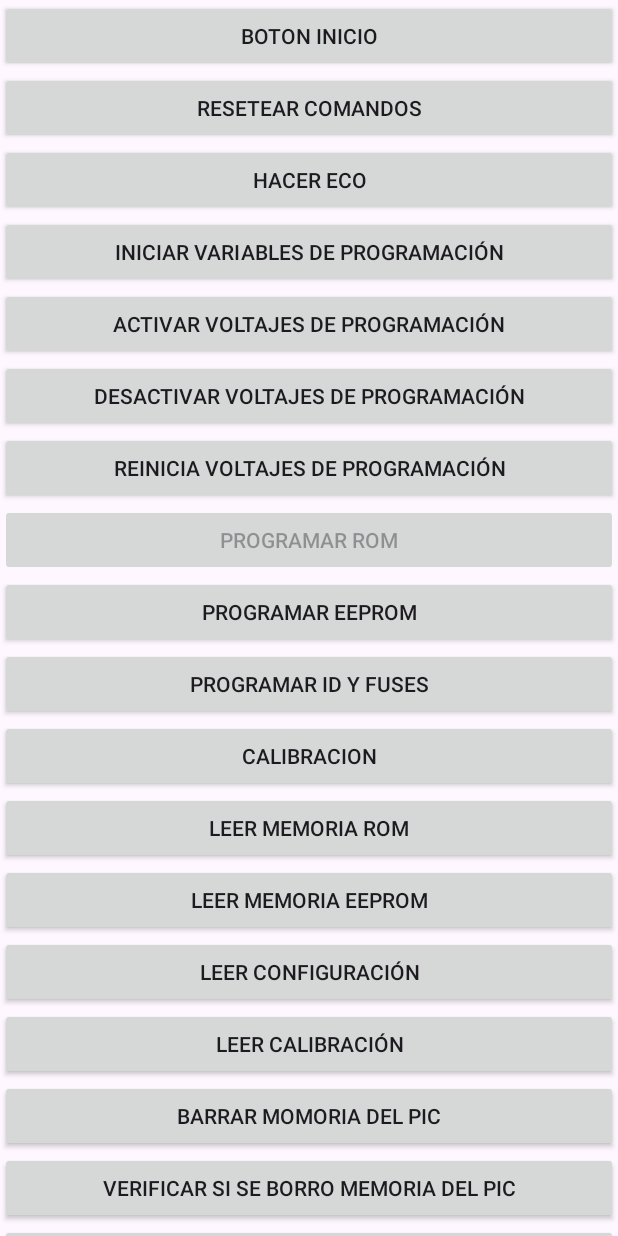
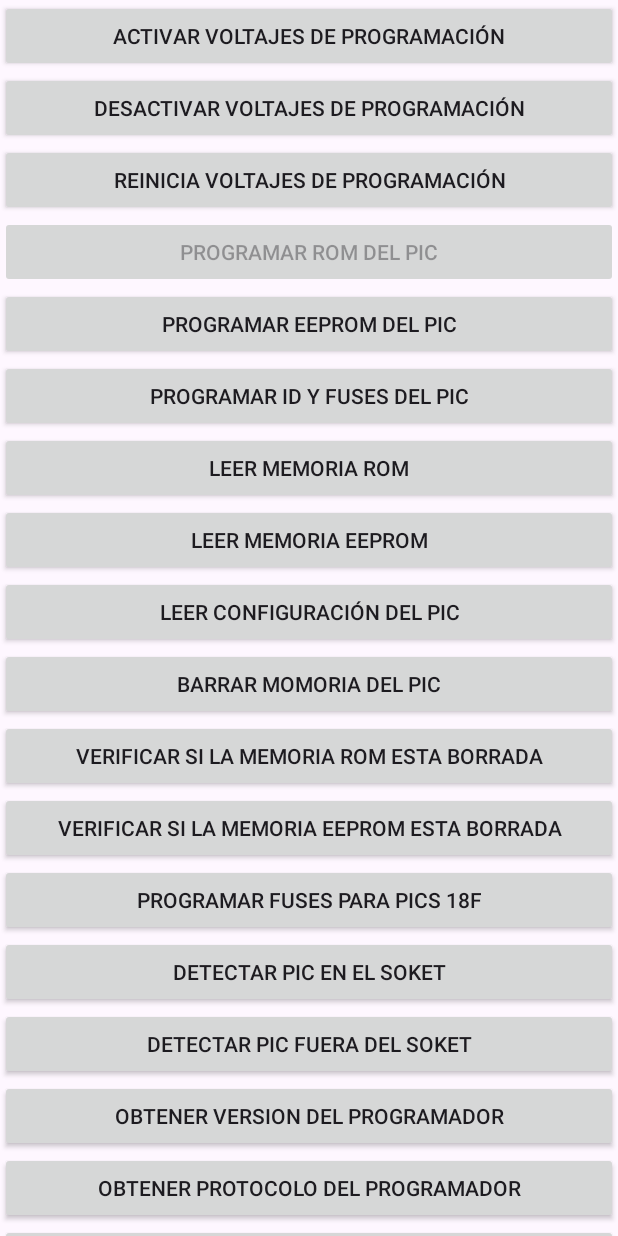
Before and after one commit to Danielk10/PIC-k150-Programing, an Android app: the screen it shows after launch (MainActivity), on a phone screen of 412 x 824 dp. Run offline under Robolectric (Android 15) with nearby library versions, the phone set to English and light mode, and no system bars; libraries missing offline, so code that uses them is left out: com.hoho.android; network calls fail; 4 statements that could not run were skipped.

Commit message:
Limpieza de codígo

```diff
--- a/app/src/main/java/com/diamon/pic/MainActivity.java
+++ b/app/src/main/java/com/diamon/pic/MainActivity.java
@@ -32,7 +32,6 @@ import androidx.core.app.ActivityCompat;
 import com.diamon.chip.InformacionPic;
 import com.diamon.chip.ProtocoloP018;
 import com.diamon.datos.ChipinfoReader;
-import com.diamon.datos.HexFileListo;
 import com.diamon.utilidades.HexFileUtils;
 import com.hoho.android.usbserial.driver.UsbSerialDriver;
 import com.hoho.android.usbserial.driver.UsbSerialPort;
@@ -43,10 +42,7 @@ import java.io.BufferedReader;
 import java.io.IOException;
 import java.io.InputStream;
 import java.io.InputStreamReader;
-import java.nio.ByteBuffer;
-import java.nio.charset.StandardCharsets;
 import java.util.ArrayList;
-import java.util.Arrays;
 import java.util.List;
 import java.util.concurrent.ExecutorService;
 import java.util.concurrent.Executors;
@@ -77,8 +73,6 @@ public class MainActivity extends AppCompatActivity implements Runnable {
 
     private TextView texto;
 
-    private TextView textoPic;
-
     private Thread hilo;
 
     private boolean conectado;
@@ -88,12 +82,6 @@ public class MainActivity extends AppCompatActivity implements Runnable {
     private Button btnSelectHex;
 
     private Button btnProgramPic;
-
-    private StringBuffer datos;
-
-    private String comandoEviado = "";
-
-    private String respuesta = "";
 
     private String firware;
 
@@ -106,8 +94,6 @@ public class MainActivity extends AppCompatActivity implements Runnable {
     private ProtocoloP018 protocolo;
 
     private TextView test;
-
-    // Pruebas
 
     private final BroadcastReceiver usbReceiver =
             new BroadcastReceiver() {
@@ -122,10 +108,6 @@ public class MainActivity extends AppCompatActivity implements Runnable {
                             for (UsbSerialDriver driver : drivers) {
                                 if (driver.getDevice().equals(device)) {
                                     connectToDevice(driver);
-                                    protocolo =
-                                            new ProtocoloP018(
-                                                    getApplicationContext(), usbSerialPort);
-                                    texto.setText("" + protocolo.iniciarProtocolo());
 
                                     break;
                                 }
@@ -149,8 +131,6 @@ public class MainActivity extends AppCompatActivity implements Runnable {
 
         texto = new TextView(this);
 
-        textoPic = new TextView(this);
-
         informacionPic = new TextView(this);
 
         test = new TextView(this);
@@ -161,86 +141,87 @@ public class MainActivity extends AppCompatActivity implements Runnable {
 
         ScrollView scrollView = new ScrollView(this);
 
-        Button btnInicio = new Button(this);
-        btnInicio.setText("Boton inicio");
-        btnInicio.setOnClickListener(v -> protocolo.esperarInicioDeNuevoComando());
-
-        Button btnResearComandos = new Button(this);
-        btnResearComandos.setText("Resetear Comandos");
-        btnResearComandos.setOnClickListener(
+        Button btnActivarVoltaje = new Button(this);
+        btnActivarVoltaje.setText("Activar voltajes de Programación");
+        btnActivarVoltaje.setOnClickListener(
                 new OnClickListener() {
 
                     @Override
                     public void onClick(View v) {
 
-                        texto.setText("" + protocolo.verificarBorradoMemoriaEEPROMPic());
+                        if (protocolo != null) {
 
-                        // texto.setText("" + protocolo.leerVectorDeDepuracion());
-
-                        // texto.setText("" + protocolo.obtenerProtocoloDelProgramador());
-
-                        // texto.setText("" + protocolo.obtenerVersionDelProgramador());
-
-                        // texto.setText("" + protocolo.programarFusesIDPic(chipPIC, firware));
-
-                        // texto.setText("" + protocolo.programarEEPROMPic(chipPIC,firware));
-
-                        // texto.setText("" + protocolo.leerCalibracionPic());
-
-                        // texto.setText("" + protocolo.programarROMPic(chipPIC, firware));
-
-                        // texto.setText("Hola " + protocolo.leerConfiguracionPic());
-
-                        // texto.setText("" + protocolo.leerMemoriaEEPROMPic(chipPIC));
-
-                        // texto.setText("Hola "+protocolo.borrarMemoriaPic());
-
+                            texto.setText("" + protocolo.activarVoltajesDeProgramacion());
+                        }
                     }
                 });
-
-        Button btnHacerEco = new Button(this);
-        btnHacerEco.setText("Hacer Eco");
-        btnHacerEco.setOnClickListener(v -> texto.setText("" + protocolo.hacerEco()));
-
-        Button btnInciarVaribles = new Button(this);
-        btnInciarVaribles.setText("Iniciar Variables de Programación");
-        btnInciarVaribles.setOnClickListener(
-                v -> texto.setText("" + protocolo.iniciarVariablesDeProgramacion(chipPIC)));
-
-        Button btnActivarVoltaje = new Button(this);
-        btnActivarVoltaje.setText("Activar voltajes de Programación");
-        btnActivarVoltaje.setOnClickListener(
-                v -> texto.setText("" + protocolo.activarVoltajesDeProgramacion()));
 
         Button btnDesactivarVoltaje = new Button(this);
         btnDesactivarVoltaje.setText("Desactivar voltajes de Programación");
         btnDesactivarVoltaje.setOnClickListener(
-                v -> texto.setText("" + protocolo.desactivarVoltajesDeProgramacion()));
+                new OnClickListener() {
+
+                    @Override
+                    public void onClick(View v) {
+                        if (protocolo != null) {
+                            texto.setText("" + protocolo.desactivarVoltajesDeProgramacion());
+                        }
+                    }
+                });
 
         Button btnReiniciaVoltaje = new Button(this);
         btnReiniciaVoltaje.setText("Reinicia voltajes de Programación");
         btnReiniciaVoltaje.setOnClickListener(
-                v -> texto.setText("" + protocolo.reiniciarVoltajesDeProgramacion()));
+                new OnClickListener() {
+
+                    @Override
+                    public void onClick(View v) {
+                        if (protocolo != null) {
+                            texto.setText("" + protocolo.reiniciarVoltajesDeProgramacion());
+                        }
+                    }
+                });
 
         btnProgramPic = new Button(this);
-        btnProgramPic.setText("Programar ROM");
+        btnProgramPic.setText("Programar ROM del PIC");
         btnProgramPic.setEnabled(false);
         btnProgramPic.setOnClickListener(
-                v -> texto.setText("" + protocolo.programarROMPic(chipPIC, firware)));
+                new OnClickListener() {
+
+                    @Override
+                    public void onClick(View v) {
+                        if (protocolo != null) {
+                            texto.setText("" + protocolo.programarROMPic(chipPIC, firware));
+                        }
+                    }
+                });
 
         Button btnProgramEEPRON = new Button(this);
-        btnProgramEEPRON.setText("Programar EEPROM");
+        btnProgramEEPRON.setText("Programar EEPROM del PIC");
         btnProgramEEPRON.setOnClickListener(
-                v -> texto.setText("" + protocolo.programarEEPROMPic(chipPIC, firware)));
+                new OnClickListener() {
+
+                    @Override
+                    public void onClick(View v) {
+                        if (protocolo != null) {
+                            texto.setText("" + protocolo.programarEEPROMPic(chipPIC, firware));
+                        }
+                    }
+                });
 
         Button btnProgramarIDFuses = new Button(this);
-        btnProgramarIDFuses.setText("Programar ID y Fuses");
+        btnProgramarIDFuses.setText("Programar ID y Fuses del PIC");
         btnProgramarIDFuses.setOnClickListener(
-                v -> texto.setText("" + protocolo.programarFusesIDPic(chipPIC, firware)));
+                new OnClickListener() {
 
-        Button btnCalibracion = new Button(this);
-        btnCalibracion.setText("Calibracion");
-        btnCalibracion.setOnClickListener(v -> texto.setText("No implementado"));
+                    @Override
+                    public void onClick(View v) {
+
+                        if (protocolo != null) {
+                            texto.setText("" + protocolo.programarFusesIDPic(chipPIC, firware));
+                        }
+                    }
+                });
 
         Button btnLeerMemoria = new Button(this);
         btnLeerMemoria.setText("Leer Memoria Rom");
@@ -251,7 +232,9 @@ public class MainActivity extends AppCompatActivity implements Runnable {
                     @Override
                     public void onClick(View v) {
 
-                        texto.setText("" + protocolo.leerMemoriaROMPic(chipPIC));
+                        if (protocolo != null) {
+                            texto.setText("" + protocolo.leerMemoriaROMPic(chipPIC));
+                        }
                     }
                 });
 
@@ -264,69 +247,150 @@ public class MainActivity extends AppCompatActivity implements Runnable {
                     @Override
                     public void onClick(View v) {
 
-                        texto.setText("" + protocolo.leerMemoriaEEPROMPic(chipPIC));
+                        if (protocolo != null) {
+                            texto.setText("" + protocolo.leerMemoriaEEPROMPic(chipPIC));
+                        }
                     }
                 });
 
         Button btnLeerConfiguracion = new Button(this);
-        btnLeerConfiguracion.setText("Leer Configuración");
+        btnLeerConfiguracion.setText("Leer Configuración del PIC");
         btnLeerConfiguracion.setOnClickListener(
-                v -> texto.setText("" + protocolo.leerConfiguracionPic()));
+                new OnClickListener() {
 
-        Button btnLeerCalibracion = new Button(this);
-        btnLeerCalibracion.setText("Leer Calibración");
-        btnLeerCalibracion.setOnClickListener(
-                v -> texto.setText("" + protocolo.leerCalibracionPic()));
+                    @Override
+                    public void onClick(View v) {
+
+                        if (protocolo != null) {
+                            texto.setText("" + protocolo.leerConfiguracionPic());
+                        }
+                    }
+                });
 
         Button btnBarraPic = new Button(this);
         btnBarraPic.setText("Barrar Momoria del PIC");
-        btnBarraPic.setOnClickListener(v -> texto.setText("" + protocolo.borrarMemoriaPic()));
+        btnBarraPic.setOnClickListener(
+                new OnClickListener() {
+
+                    @Override
+                    public void onClick(View v) {
+
+                        if (protocolo != null) {
+                            texto.setText("" + protocolo.borrarMemoriaPic());
+                        }
+                    }
+                });
 
         Button btnVerificarBorrado = new Button(this);
-        btnVerificarBorrado.setText("Verificar si se Borro Memoria del PIC");
-        btnVerificarBorrado.setOnClickListener(v -> texto.setText("No implementado"));
+        btnVerificarBorrado.setText("Verificar si la Memoria ROM esta Borrada");
+        btnVerificarBorrado.setOnClickListener(
+                new OnClickListener() {
+
+                    @Override
+                    public void onClick(View v) {
+
+                        if (protocolo != null) {
+                            texto.setText("No implementado");
+                        }
+                    }
+                });
 
         Button btnChekearBorrarEEPROM = new Button(this);
-        btnChekearBorrarEEPROM.setText("Chekear Borrado de EEPROM");
+        btnChekearBorrarEEPROM.setText("Verificar si la Memoria EEPROM esta Borrada");
         btnChekearBorrarEEPROM.setOnClickListener(
-                v -> texto.setText("" + protocolo.verificarBorradoMemoriaEEPROMPic()));
+                new OnClickListener() {
+
+                    @Override
+                    public void onClick(View v) {
+
+                        if (protocolo != null) {
+                            texto.setText("" + protocolo.verificarBorradoMemoriaEEPROMPic());
+                        }
+                    }
+                });
 
         Button btnProgramarFuses18F = new Button(this);
-        btnProgramarFuses18F.setText("Programar Fuses18F");
+        btnProgramarFuses18F.setText("Programar Fuses para PICs 18F");
         btnProgramarFuses18F.setOnClickListener(
-                v -> texto.setText("" + protocolo.programarFuses18F()));
+                new OnClickListener() {
+
+                    @Override
+                    public void onClick(View v) {
+                        if (protocolo != null) {
+                            texto.setText("" + protocolo.programarFuses18F());
+                        }
+                    }
+                });
 
         Button btnDetectarChip = new Button(this);
         btnDetectarChip.setText("Detectar PIC en el Soket");
-        btnDetectarChip.setOnClickListener(v -> texto.setText("" + protocolo.detectarPicEnSoket()));
+        btnDetectarChip.setOnClickListener(
+                new OnClickListener() {
+
+                    @Override
+                    public void onClick(View v) {
+
+                        if (protocolo != null) {
+                            texto.setText("" + protocolo.detectarPicEnSoket());
+                        }
+                    }
+                });
 
         Button btnDetectarChipFuera = new Button(this);
         btnDetectarChipFuera.setText("Detectar PIC fuera del Soket");
         btnDetectarChipFuera.setOnClickListener(
-                v -> texto.setText("" + protocolo.detectarPicFueraDelSoket()));
+                new OnClickListener() {
+
+                    @Override
+                    public void onClick(View v) {
+
+                        if (protocolo != null) {
+                            texto.setText("" + protocolo.detectarPicFueraDelSoket());
+                        }
+                    }
+                });
 
         Button btnVersionProgramdor = new Button(this);
         btnVersionProgramdor.setText("Obtener Version del Programador");
         btnVersionProgramdor.setOnClickListener(
-                v -> texto.setText("" + protocolo.obtenerVersionDelProgramador()));
+                new OnClickListener() {
+
+                    @Override
+                    public void onClick(View v) {
+                        if (protocolo != null) {
+
+                            texto.setText("" + protocolo.obtenerVersionDelProgramador());
+                        }
+                    }
+                });
 
         Button btnObtenerProtocolo = new Button(this);
-        btnObtenerProtocolo.setText("Obtener Protocolo del K150");
+        btnObtenerProtocolo.setText("Obtener Protocolo del Programador");
         btnObtenerProtocolo.setOnClickListener(
-                v -> texto.setText("" + protocolo.obtenerProtocoloDelProgramador()));
+                new OnClickListener() {
 
-        Button btnDepuracionPrograma = new Button(this);
-        btnDepuracionPrograma.setText("Programar Vector de Depuración");
-        btnDepuracionPrograma.setOnClickListener(v -> texto.setText("No implementado"));
+                    @Override
+                    public void onClick(View v) {
+
+                        if (protocolo != null) {
+                            texto.setText("" + protocolo.obtenerProtocoloDelProgramador());
+                        }
+                    }
+                });
 
         Button btnLeetDebug = new Button(this);
         btnLeetDebug.setText("Leer Vector de Depuración");
         btnLeetDebug.setOnClickListener(
-                v -> texto.setText("" + protocolo.leerVectorDeDepuracion()));
+                new OnClickListener() {
 
-        Button btnDatosCalibracion10F = new Button(this);
-        btnDatosCalibracion10F.setText("Datos de Calibracion 10F");
-        btnDatosCalibracion10F.setOnClickListener(v -> texto.setText("No implementado"));
+                    @Override
+                    public void onClick(View v) {
+
+                        if (protocolo != null) {
+                            texto.setText("" + protocolo.leerVectorDeDepuracion());
+                        }
+                    }
+                });
 
         btnSelectHex.setText("Seleccionar Archivo HEX");
 
@@ -335,14 +399,6 @@ public class MainActivity extends AppCompatActivity implements Runnable {
         diseno.setOrientation(LinearLayout.VERTICAL);
 
         scrollView.addView(diseno);
-
-        diseno.addView(btnInicio);
-
-        diseno.addView(btnResearComandos);
-
-        diseno.addView(btnHacerEco);
-
-        diseno.addView(btnInciarVaribles);
 
         diseno.addView(btnActivarVoltaje);
 
@@ -356,15 +412,11 @@ public class MainActivity extends AppCompatActivity implements Runnable {
 
         diseno.addView(btnProgramarIDFuses);
 
-        diseno.addView(btnCalibracion);
-
         diseno.addView(btnLeerMemoria);
 
         diseno.addView(btnLeerMemoriaEEPROM);
 
         diseno.addView(btnLeerConfiguracion);
-
-        diseno.addView(btnLeerCalibracion);
 
         diseno.addView(btnBarraPic);
 
@@ -382,17 +434,11 @@ public class MainActivity extends AppCompatActivity implements Runnable {
 
         diseno.addView(btnObtenerProtocolo);
 
-        diseno.addView(btnDepuracionPrograma);
-
         diseno.addView(btnLeetDebug);
-
-        diseno.addView(btnDatosCalibracion10F);
 
         diseno.addView(btnSelectHex);
 
         diseno.addView(texto);
-
-        diseno.addView(textoPic);
 
         diseno.addView(informacionPic);
 
@@ -401,8 +447,6 @@ public class MainActivity extends AppCompatActivity implements Runnable {
         setContentView(scrollView);
 
         hilo = new Thread(this);
-
-        datos = new StringBuffer();
 
         conectado = false;
 
@@ -415,6 +459,8 @@ public class MainActivity extends AppCompatActivity implements Runnable {
 
         hilo.start();
 
+        texto.setText("Dispositivo desconectado");
+
         // Registrar el BroadcastReceiver
         IntentFilter filter = new IntentFilter(ACTION_USB_PERMISSION);
 
@@ -426,12 +472,12 @@ public class MainActivity extends AppCompatActivity implements Runnable {
 
         String[] pic = new String[chip.getModelosPic().size()];
 
-        int nu = 0;
+        int numerosPic = 0;
 
         for (String modelo : chip.getModelosPic()) {
-            pic[nu] = modelo;
+            pic[numerosPic] = modelo;
 
-            nu++;
+            numerosPic++;
         }
 
         ArrayAdapter<String> arrayAdapter =
@@ -901,7 +947,19 @@ public class MainActivity extends AppCompatActivity implements Runnable {
                     public void onNothingSelected(AdapterView<?> parent) {}
                 });
 
-        diseno.addView(spinner);
+        LinearLayout seleccion = new LinearLayout(this);
+
+        seleccion.setOrientation(LinearLayout.HORIZONTAL);
+
+        TextView modelosPic = new TextView(this);
+
+        modelosPic.setText("Seleccione el Tipo de Chip: ");
+
+        seleccion.addView(modelosPic);
+
+        seleccion.addView(spinner);
+
+        diseno.addView(seleccion);
     }
 
     // Crear etiquetas para la memoria (ROM o EEPROM)
@@ -1060,7 +1118,10 @@ public class MainActivity extends AppCompatActivity implements Runnable {
 
             protocolo = new ProtocoloP018(this, usbSerialPort);
 
-            texto.setText("" + protocolo.iniciarProtocolo());
+            if (protocolo.iniciarProtocolo()) {
+
+                texto.setText("Dispositivo conectado");
+            }
 
         } catch (IOException e) {
 
```
Also changed, not shown: 1 other file.
